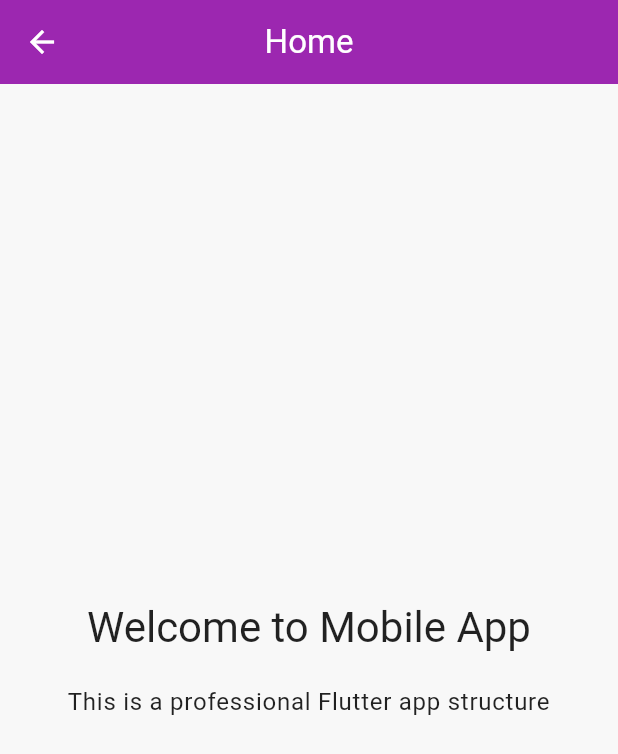
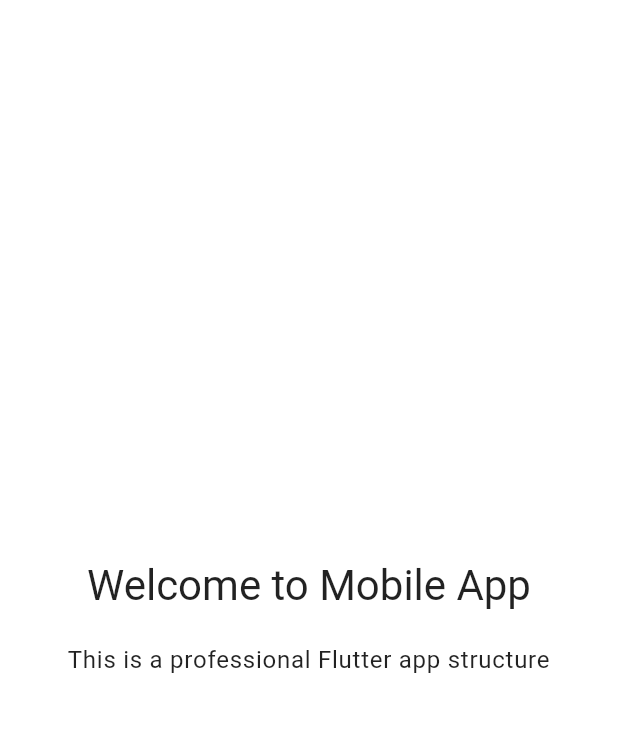
Before and after one commit to Seifeldin-Amr/Mobile-Programming-Project, a Flutter app: the screen it shows after launch, on a phone screen of 412 x 824 dp. Shown: the top 754 px of the screen. Run offline on Flutter 3.47's test engine with Material 3 defaults, Android fonts, the phone set to English and light mode, and no system bars.

```diff
--- a/mobile_app/lib/screens/base_screen.dart
+++ /dev/null
@@ -1,48 +0,0 @@
-import 'package:flutter/material.dart';
-import '../constants/app_constants.dart';
-
-class BaseScreen extends StatelessWidget {
-  final String title;
-  final Widget body;
-  final List<Widget>? actions;
-  final bool showAppBar;
-  final bool showBackButton;
-  final Widget? floatingActionButton;
-
-  const BaseScreen({
-    Key? key,
-    required this.title,
-    required this.body,
-    this.actions,
-    this.showAppBar = true,
-    this.showBackButton = true,
-    this.floatingActionButton,
-  }) : super(key: key);
-
-  @override
-  Widget build(BuildContext context) {
-    return Scaffold(
-      appBar:
-          showAppBar
-              ? AppBar(
-                title: Text(title),
-                leading:
-                    showBackButton
-                        ? IconButton(
-                          icon: const Icon(Icons.arrow_back),
-                          onPressed: () => Navigator.of(context).pop(),
-                        )
-                        : null,
-                actions: actions,
-              )
-              : null,
-      body: SafeArea(
-        child: Padding(
-          padding: const EdgeInsets.all(AppConstants.defaultPadding),
-          child: body,
-        ),
-      ),
-      floatingActionButton: floatingActionButton,
-    );
-  }
-}
--- a/mobile_app/lib/screens/navigation.dart
+++ b/mobile_app/lib/screens/navigation.dart
@@ -1,6 +1,7 @@
 import 'package:flutter/material.dart';
 import 'home.dart';
 import 'profile.dart';
+import 'services.dart';
 
 class NavigationScreen extends StatefulWidget {
   const NavigationScreen({super.key});
@@ -14,7 +15,7 @@ class _NavigationScreenState extends State<NavigationScreen> {
 
   static const List<Widget> _screens = [
     HomeScreen(),
-    ProfileScreen(),
+    ServicesPage(),
     ProfileScreen(),
   ];
 
```
Also changed, not shown: mobile_app/lib/screens/splash_screen.dart (added, +73 -0 lines), mobile_app/lib/screens/home.dart (indentation only).
